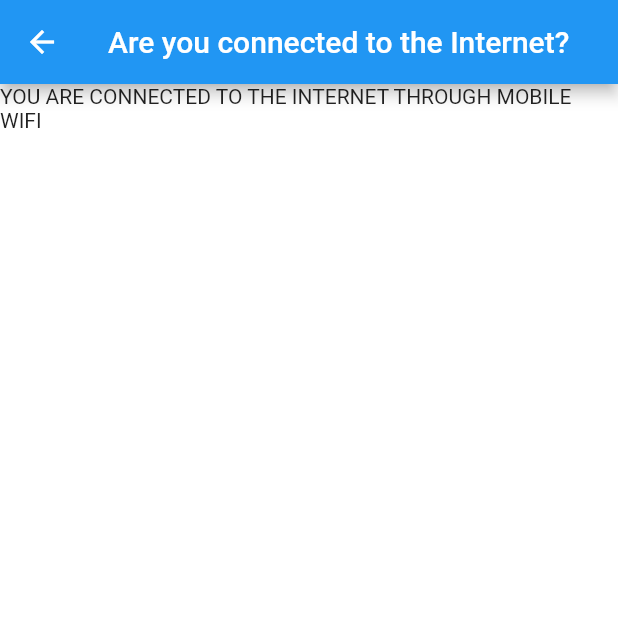
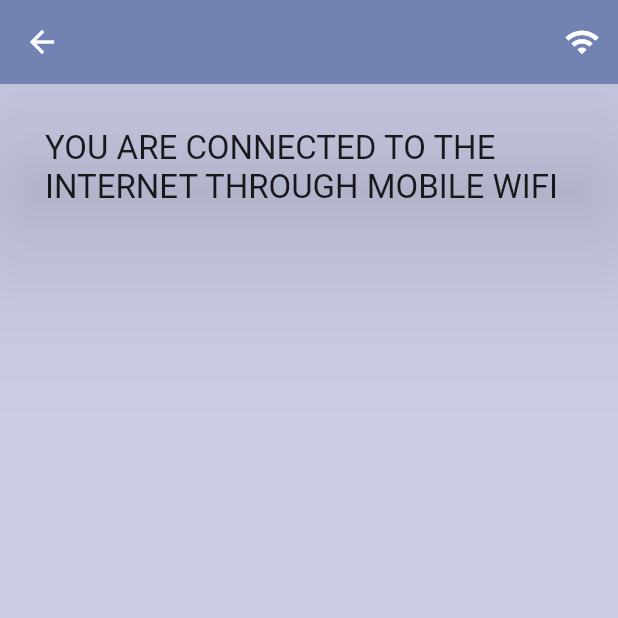
Before and after one commit to jahnavi2k/EldBud, a Flutter app: the Questions screen opened by its route, after a tap on "Check Connectivity", on a phone screen of 412 x 824 dp, the top half of it. Run offline on Flutter 3.47's test engine with Material 2 defaults, Android fonts, the phone set to English and light mode, and no system bars; our stand-ins replace connectivity_plus, contacts_service, form_field_validator, permission_handler; missing offline and left inert: app_settings, flutter_launch, fluttercontactpicker, open_settings, system_settings; Roboto replaces fonts that are missing (Mon); project files that could hold a hidden picture were left out.

Commit message:
Made few changes

```diff
--- a/lib/pages/airplane.dart
+++ b/lib/pages/airplane.dart
@@ -14,6 +14,14 @@ class _AirplaneModeState extends State<AirplaneMode> {
       appBar: AppBar(
         backgroundColor: Color(0xff7283B3),
         elevation: 50.0,
+        actions: [
+          IconButton(
+            onPressed: (){},
+            icon: Icon(
+              Icons.flight,
+            ),
+          )
+        ],
       ),
       body: SingleChildScrollView(
         child: Column(
--- a/lib/pages/connectivity.dart
+++ b/lib/pages/connectivity.dart
@@ -77,22 +77,40 @@ class _ConState extends State<Con> {
       yes = "YOU ARE NOT CONNECTED TO THE INTERNET. CHOOSE FROM ONE OF THE THE FOLLOWING OPTIONS TO CONNECT TO THE INTERNET.";
     }
     return Scaffold(
-      backgroundColor: Colors.white,
+      backgroundColor: Color(0xffCBCDE7),
       appBar: AppBar(
-        title: const Text('Are you connected to the Internet?'),
+        actions: [
+          IconButton(
+            onPressed: (){},
+            icon: Icon(
+              Icons.wifi,
+            ),
+          )
+        ],
+        backgroundColor: Color(0xff7283B3),
+        elevation: 50.0,
       ),
       body: Column(
         children: [
-          Center(
-              child:
-              Text(
-                  yes)
+          Padding(
+            padding: const EdgeInsets.fromLTRB(30.0, 30.0, 30.0, 10.0),
+            child: Text(
+                yes,
+              style: TextStyle(
+                fontSize: 22.0,
+                fontFamily: 'Mon',
+              ),
+            ),
           ),
           if(_connectionStatus.toString() == "ConnectivityResult.none")
-          Container(
+          Row(
+            children: [
+              Padding(
+                padding: const EdgeInsets.fromLTRB(30.0, 30.0, 10.0, 0.0),
+                child: Container(
                   child: ElevatedButton(
                     child: Text(
-                "Switch on Mobile Data",
+                      "Switch on Data",
                       style: TextStyle(
                         fontSize: 15.0,
                         fontFamily: 'Mon',
@@ -102,19 +120,22 @@ class _ConState extends State<Con> {
                       Navigator.pushNamed(context, 'mobiledata');
                     },
                     style: ElevatedButton.styleFrom(
-                fixedSize: Size(140.0,60.0),
-                primary: Color(0xffD8A7B1),
+                      fixedSize: Size(160.0,60.0),
+                      primary: Color(0xFF07224C),
                       onPrimary: Color(0XFFFFFFFF),
                       shadowColor: Colors.black,
                       elevation: 10.0,
                       shape: RoundedRectangleBorder(
-                  borderRadius: BorderRadius.circular(12.0),
+                        borderRadius: BorderRadius.circular(10.0),
+                      ),
                     ),
                   ),
                 ),
               ),
               if(_connectionStatus.toString() == "ConnectivityResult.none")
-          Container(
+                Padding(
+                  padding: const EdgeInsets.fromLTRB(10.0, 30.0, 30.0, 0.0),
+                  child: Container(
                     child: ElevatedButton(
                       child: Text(
                         "Switch on Wifi",
@@ -127,19 +148,22 @@ class _ConState extends State<Con> {
                         Navigator.pushNamed(context, 'wifi');
                       },
                       style: ElevatedButton.styleFrom(
-                fixedSize: Size(140.0,60.0),
-                primary: Color(0xffD8A7B1),
+                        fixedSize: Size(160.0,60.0),
+                        primary: Color(0xFF07224C),
                         onPrimary: Color(0XFFFFFFFF),
                         shadowColor: Colors.black,
                         elevation: 10.0,
                         shape: RoundedRectangleBorder(
-                  borderRadius: BorderRadius.circular(12.0),
+                          borderRadius: BorderRadius.circular(10.0),
+                        ),
                       ),
                     ),
                   ),
                 )
             ],
           ),
+        ],
+      ),
     );
   }
 }
--- a/lib/pages/instructions.dart
+++ b/lib/pages/instructions.dart
@@ -64,7 +64,7 @@ class _InstructionsState extends State<Instructions> {
                   ],
                 ),
                 Padding(
-                  padding: const EdgeInsets.fromLTRB(250.0, 145.0, 15.0, 0.0),
+                  padding: const EdgeInsets.fromLTRB(250.0, 40.0, 15.0, 0.0),
                   child: Row(
                     children: [
                       Container(
--- a/lib/pages/questions.dart
+++ b/lib/pages/questions.dart
@@ -108,7 +108,7 @@ class _QuestionsState extends State<Questions> {
               Container(
                   child: ElevatedButton(
                     child: Text(
-                      "Switch on Wifi",
+                      "Wifi",
                       style: TextStyle(
                         fontSize: 22.0,
                         fontFamily: 'Mon',
@@ -136,7 +136,7 @@ class _QuestionsState extends State<Questions> {
               Container(
                   child: ElevatedButton(
                     child: Text(
-                      "Switch on Mobile Data",
+                      "Mobile Data",
                       style: TextStyle(
                         fontSize: 22.0,
                         fontFamily: 'Mon',
@@ -162,7 +162,7 @@ class _QuestionsState extends State<Questions> {
               Container(
                   child: ElevatedButton(
                     child: Text(
-                      "Switch Off Airplane Mode",
+                      "Airplane Mode",
                       style: TextStyle(
                         fontSize: 22.0,
                         fontFamily: 'Mon',
@@ -340,33 +340,6 @@ class _QuestionsState extends State<Questions> {
                     ),
                   )
               ),
-              SizedBox(height: 30.0,),
-
-              Container(
-                  child: ElevatedButton(
-                    child: Text(
-                      "Accessibilty",
-                      style: TextStyle(
-                        fontSize: 22.0,
-                        fontFamily: 'Mon',
-
-                      ),
-                    ),
-                    onPressed: () {
-                      OpenSettings.openBatterySaverSetting();
-                    },
-                    style: ElevatedButton.styleFrom(
-                      fixedSize: Size(140.0,60.0),
-                      primary: Color(0xFFD8A7B1),
-                      onPrimary: Color(0XFFFFFFFF),
-                      shadowColor: Colors.black,
-                      elevation: 10.0,
-                      shape: RoundedRectangleBorder(
-                        borderRadius: BorderRadius.circular(12.0),
-                      ),
-                    ),
-                  )
-              ),
 
               SizedBox(height: 30.0,),
               Container(
@@ -421,6 +394,7 @@ class _QuestionsState extends State<Questions> {
                     ),
                   )
               ),
+              SizedBox(height: 30.0,),
             ],
           ),
         ),
```
Lines whose indentation alone changed are shown as unchanged.
